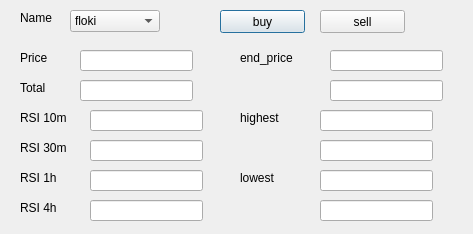
This is pybithumb_project/241221.ui in kdj-star/TIL as Qt 5 draws it before an edit. The edited form follows.
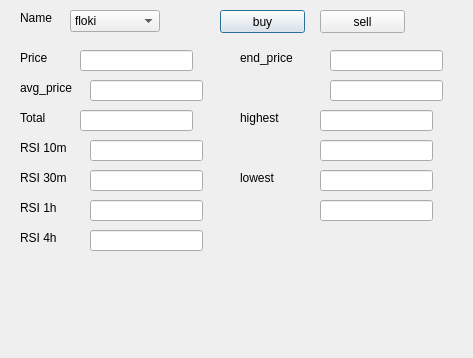
This is the edited form.

Commit message: api 2.0 매수 평균가 추가

Diff of the .ui file:
```diff
--- a/pybithumb_project/241221.ui
+++ b/pybithumb_project/241221.ui
@@ -7,7 +7,7 @@
     <x>0</x>
     <y>0</y>
     <width>473</width>
-    <height>234</height>
+    <height>358</height>
    </rect>
   </property>
   <property name="windowTitle">
@@ -30,7 +30,7 @@
    <property name="geometry">
     <rect>
      <x>20</x>
-     <y>110</y>
+     <y>140</y>
      <width>71</width>
      <height>16</height>
     </rect>
@@ -43,7 +43,7 @@
    <property name="geometry">
     <rect>
      <x>20</x>
-     <y>140</y>
+     <y>170</y>
      <width>71</width>
      <height>16</height>
     </rect>
@@ -56,7 +56,7 @@
    <property name="geometry">
     <rect>
      <x>20</x>
-     <y>170</y>
+     <y>200</y>
      <width>71</width>
      <height>16</height>
     </rect>
@@ -69,7 +69,7 @@
    <property name="geometry">
     <rect>
      <x>20</x>
-     <y>200</y>
+     <y>230</y>
      <width>71</width>
      <height>16</height>
     </rect>
@@ -82,7 +82,7 @@
    <property name="geometry">
     <rect>
      <x>90</x>
-     <y>110</y>
+     <y>140</y>
      <width>113</width>
      <height>21</height>
     </rect>
@@ -92,7 +92,7 @@
    <property name="geometry">
     <rect>
      <x>90</x>
-     <y>140</y>
+     <y>170</y>
      <width>113</width>
      <height>21</height>
     </rect>
@@ -102,7 +102,7 @@
    <property name="geometry">
     <rect>
      <x>90</x>
-     <y>170</y>
+     <y>200</y>
      <width>113</width>
      <height>21</height>
     </rect>
@@ -112,7 +112,7 @@
    <property name="geometry">
     <rect>
      <x>90</x>
-     <y>200</y>
+     <y>230</y>
      <width>113</width>
      <height>21</height>
     </rect>
@@ -145,7 +145,7 @@
    <property name="geometry">
     <rect>
      <x>20</x>
-     <y>80</y>
+     <y>110</y>
      <width>71</width>
      <height>16</height>
     </rect>
@@ -158,7 +158,7 @@
    <property name="geometry">
     <rect>
      <x>80</x>
-     <y>80</y>
+     <y>110</y>
      <width>113</width>
      <height>21</height>
     </rect>
@@ -324,6 +324,29 @@
     <string>sell</string>
    </property>
   </widget>
+  <widget class="QLineEdit" name="avg_buying_price">
+   <property name="geometry">
+    <rect>
+     <x>90</x>
+     <y>80</y>
+     <width>113</width>
+     <height>21</height>
+    </rect>
+   </property>
+  </widget>
+  <widget class="QLabel" name="label_11">
+   <property name="geometry">
+    <rect>
+     <x>20</x>
+     <y>80</y>
+     <width>71</width>
+     <height>16</height>
+    </rect>
+   </property>
+   <property name="text">
+    <string>avg_price</string>
+   </property>
+  </widget>
  </widget>
  <resources/>
  <connections/>
```
The commit also changes 2 other files.
